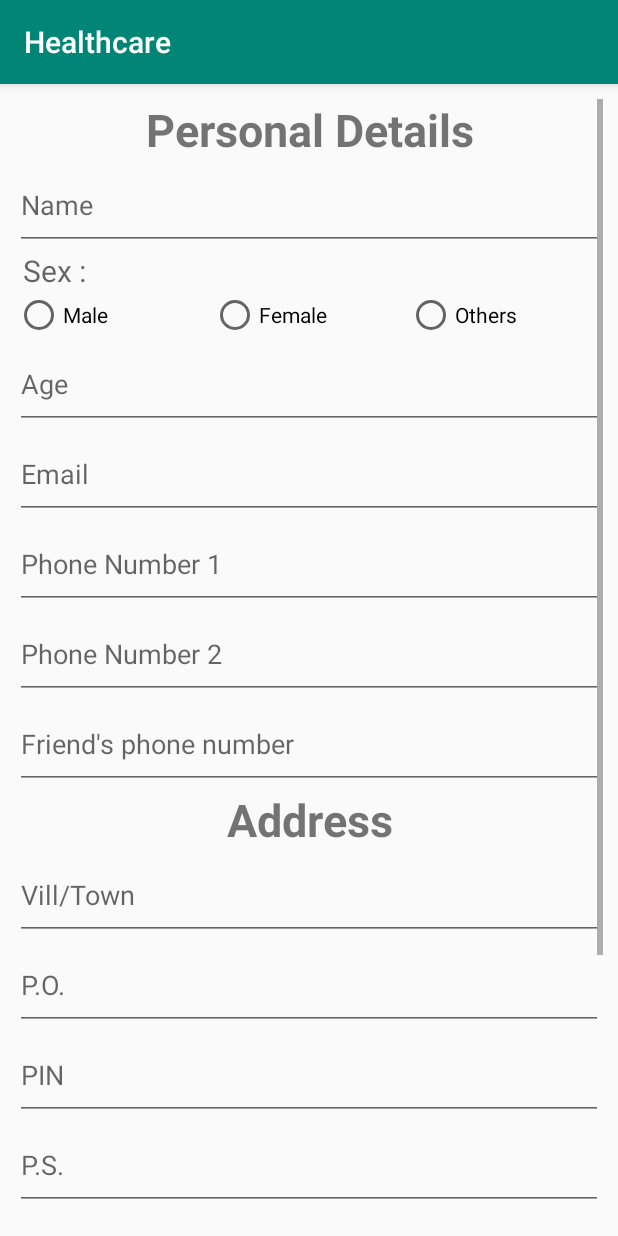
After one commit to manjitborah2710/Healthcare, an Android app: the EditProfileActivity screen opened directly, with no data from a screen before it, on a phone screen of 412 x 824 dp. The commit adds this screen. Run offline under Robolectric (Android 15) with nearby library versions, the phone set to English and light mode, and no system bars.

Commit message:
added CreateAccountActivity and EditProfileActivity--no firebase linked yet

```diff
--- /dev/null
+++ b/app/src/main/java/com/entropy/healthcare/EditProfileActivity.java
@@ -0,0 +1,13 @@
+package com.entropy.healthcare;
+
+import android.support.v7.app.AppCompatActivity;
+import android.os.Bundle;
+
+public class EditProfileActivity extends AppCompatActivity {
+
+    @Override
+    protected void onCreate(Bundle savedInstanceState) {
+        super.onCreate(savedInstanceState);
+        setContentView(R.layout.activity_edit_profile);
+    }
+}
--- /dev/null
+++ b/app/src/main/res/layout/activity_edit_profile.xml
@@ -0,0 +1,131 @@
+<?xml version="1.0" encoding="utf-8"?>
+<LinearLayout xmlns:android="http://schemas.android.com/apk/res/android"
+    xmlns:app="http://schemas.android.com/apk/res-auto"
+    xmlns:tools="http://schemas.android.com/tools"
+    android:layout_width="match_parent"
+    android:layout_height="match_parent"
+    tools:context=".CreateAccountActivity"
+    android:orientation="vertical"
+    android:padding="10sp"
+    android:focusable="true"
+    android:focusableInTouchMode="true"
+    android:focusedByDefault="true">
+
+    <ScrollView
+        android:layout_width="match_parent"
+        android:layout_height="match_parent"
+        android:verticalScrollbarPosition="defaultPosition">
+        <LinearLayout
+            android:layout_width="match_parent"
+            android:layout_height="wrap_content"
+            android:orientation="vertical">
+            <TextView
+                android:layout_width="match_parent"
+                android:layout_height="wrap_content"
+                android:textSize="30sp"
+                android:gravity="center"
+                android:text="Personal Details"
+                android:textStyle="bold"/>
+            <EditText
+                android:id="@+id/name_create_account"
+                android:layout_width="match_parent"
+                android:layout_height="60sp"
+                android:hint="Name"/>
+            <TextView
+                android:layout_width="wrap_content"
+                android:layout_height="wrap_content"
+                android:textSize="20sp"
+                android:hint="Sex :"
+                android:paddingLeft="5sp"/>
+            <RadioGroup
+                android:layout_width="match_parent"
+                android:layout_height="wrap_content"
+                android:orientation="horizontal">
+                <RadioButton
+                    android:layout_width="0dp"
+                    android:layout_weight="1"
+                    android:layout_height="wrap_content"
+                    android:text="Male"/>
+                <RadioButton
+                    android:layout_width="0dp"
+                    android:layout_weight="1"
+                    android:layout_height="wrap_content"
+                    android:text="Female"/>
+                <RadioButton
+                    android:layout_width="0dp"
+                    android:layout_weight="1"
+                    android:layout_height="wrap_content"
+                    android:text="Others"/>
+            </RadioGroup>
+            <EditText
+                android:id="@+id/age_create_account"
+                android:layout_width="match_parent"
+                android:layout_height="60sp"
+                android:hint="Age"/>
+            <EditText
+                android:layout_width="match_parent"
+                android:layout_height="60sp"
+                android:hint="Email"/>
+
+            <EditText
+                android:layout_width="match_parent"
+                android:layout_height="60sp"
+                android:hint="Phone Number 1" />
+            <EditText
+                android:layout_width="match_parent"
+                android:layout_height="60sp"
+                android:hint="Phone Number 2"/>
+            <EditText
+                android:layout_width="match_parent"
+                android:layout_height="60sp"
+                android:hint="Friend's phone number"/>
+            <TextView
+                android:layout_width="match_parent"
+                android:layout_height="wrap_content"
+                android:textSize="30sp"
+                android:gravity="center"
+                android:text="Address"
+                android:textStyle="bold"/>
+            <EditText
+                android:layout_width="match_parent"
+                android:layout_height="60sp"
+                android:hint="Vill/Town"/>
+            <EditText
+                android:layout_width="match_parent"
+                android:layout_height="60sp"
+                android:hint="P.O."/>
+            <EditText
+                android:layout_width="match_parent"
+                android:layout_height="60sp"
+                android:hint="PIN"/>
+            <EditText
+                android:layout_width="match_parent"
+                android:layout_height="60sp"
+                android:hint="P.S."/>
+            <EditText
+                android:layout_width="match_parent"
+                android:layout_height="60sp"
+                android:hint="District"/>
+            <EditText
+                android:layout_width="match_parent"
+                android:layout_height="60sp"
+                android:hint="State"/>
+            <EditText
+                android:layout_width="match_parent"
+                android:layout_height="60sp"
+                android:hint="Country"/>
+            <Button
+                android:layout_width="match_parent"
+                android:layout_height="60sp"
+                android:text="save details"/>
+
+
+
+        </LinearLayout>
+
+
+
+
+    </ScrollView>
+
+</LinearLayout>
--- a/app/src/main/res/values/colors.xml
+++ b/app/src/main/res/values/colors.xml
@@ -2,5 +2,5 @@
 <resources>
     <color name="colorPrimary">#008577</color>
     <color name="colorPrimaryDark">#00574B</color>
-    <color name="colorAccent">#D81B60</color>
+    <color name="colorAccent">#009688</color>
 </resources>
```
Also changed, not shown: app/src/main/AndroidManifest.xml (+5 -4 lines), app/src/main/java/com/entropy/healthcare/CreateAccountActivity.java (added, +19 -0 lines), app/src/main/java/com/entropy/healthcare/LogInActivity.java (+20 -0 lines), app/src/main/res/layout/activity_create_account.xml (added, +54 -0 lines), app/src/main/res/layout/activity_log_in.xml (+10 -5 lines).
